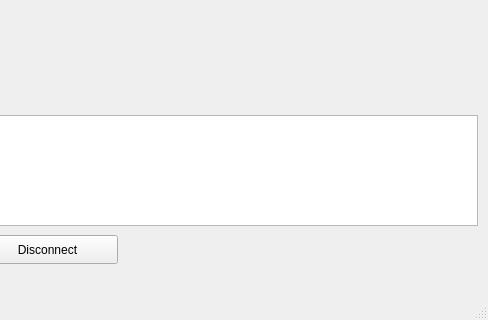
Niall-Toibin/adxl345-mqtt-led-dashboard-pi, file mainwindow.ui: the form before one commit; both pictures show x 123 to 611 and y 142 to 462 of the 611 by 462 pixel window.
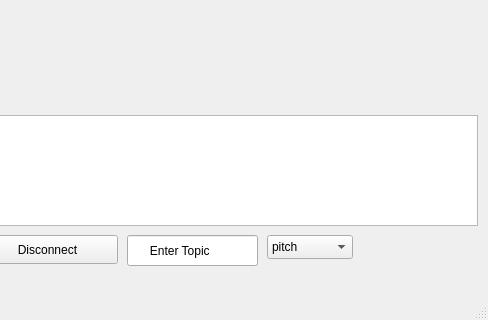
The form after the commit. Custom widgets are drawn as their Qt base class.

Commit message: Added topicLineEdit and combobox to UI to allow subject based filtering

```diff
--- a/mainwindow.ui
+++ b/mainwindow.ui
@@ -102,6 +102,44 @@
      <string>Disconnect</string>
     </property>
    </widget>
+   <widget class="QLineEdit" name="topicLineEdit">
+    <property name="geometry">
+     <rect>
+      <x>250</x>
+      <y>360</y>
+      <width>131</width>
+      <height>31</height>
+     </rect>
+    </property>
+    <property name="text">
+     <string>      Enter Topic</string>
+    </property>
+   </widget>
+   <widget class="QComboBox" name="comboBox">
+    <property name="geometry">
+     <rect>
+      <x>390</x>
+      <y>360</y>
+      <width>86</width>
+      <height>24</height>
+     </rect>
+    </property>
+    <item>
+     <property name="text">
+      <string>pitch</string>
+     </property>
+    </item>
+    <item>
+     <property name="text">
+      <string>roll</string>
+     </property>
+    </item>
+    <item>
+     <property name="text">
+      <string>temp</string>
+     </property>
+    </item>
+   </widget>
   </widget>
   <widget class="QMenuBar" name="menuBar">
    <property name="geometry">
```
